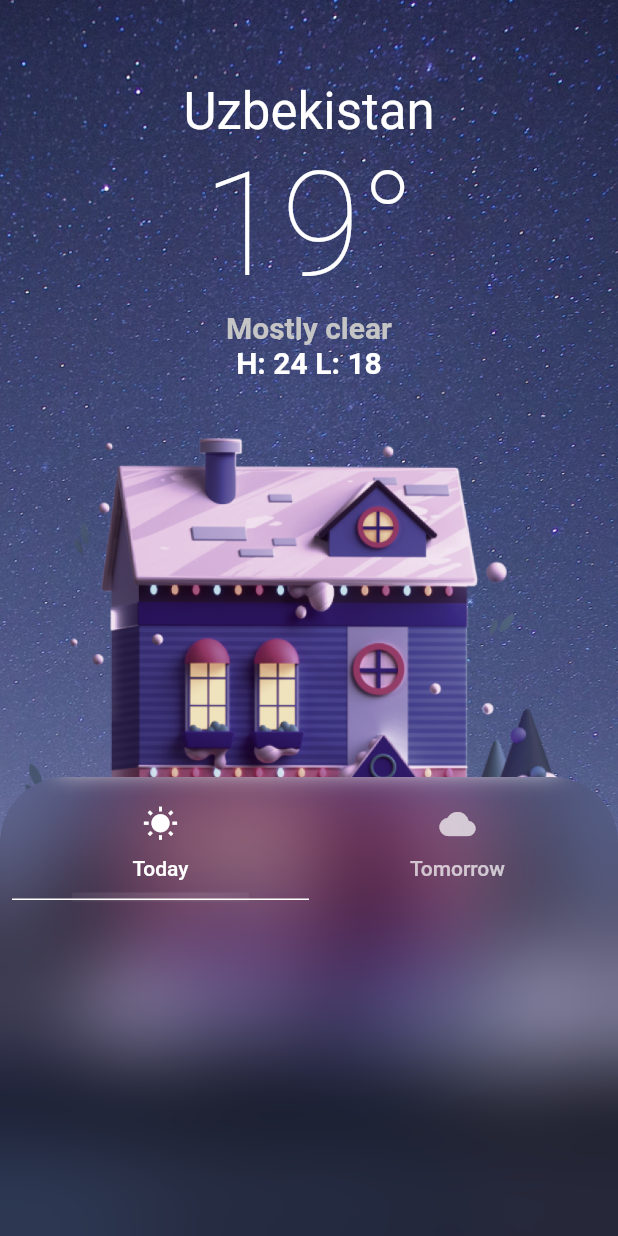
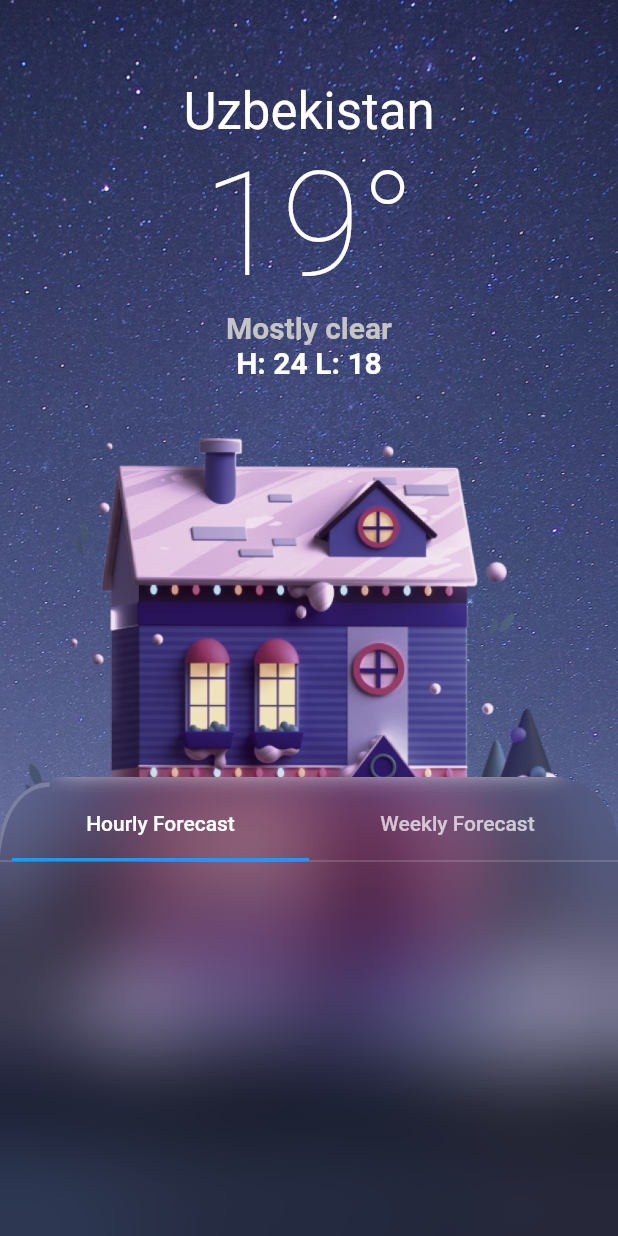
Before and after one commit to Sanjarbek17/weather_app, a Flutter app: the screen it shows after launch, on a phone screen of 412 x 824 dp. Run offline on Flutter 3.47's test engine with Material 2 defaults, Android fonts, the phone set to English and light mode, and no system bars; drawn by our look-alikes of blurrycontainer.

```diff
--- a/lib/screens/home_screen.dart
+++ b/lib/screens/home_screen.dart
@@ -1,5 +1,7 @@
 import 'package:blurrycontainer/blurrycontainer.dart';
 import 'package:flutter/material.dart';
+
+import '../paints/curve_painter.dart';
 
 class HomePage extends StatelessWidget {
   const HomePage({super.key});
@@ -80,31 +82,16 @@ class HomePage extends StatelessWidget {
                               ],
                               borderRadius: BorderRadius.only(topLeft: Radius.circular(40), topRight: Radius.circular(40)),
                             ),
-                            child: const Column(
+                            child: Column(
                               children: [
-                                TabBar(
-                                  indicatorColor: Colors.white,
-                                  indicator: BoxDecoration(
-                                    border: Border(
-                                      bottom: BorderSide(
-                                        color: Colors.white,
-                                        width: 1,
-                                      ),
-                                    ),
-                                    boxShadow: [
-                                      BoxShadow(
-                                        color: Color.fromARGB(255, 255, 255, 255),
-                                        blurRadius: 40,
-                                        spreadRadius: -40,
-                                        offset: Offset(0, 35),
-                                        blurStyle: BlurStyle.inner,
-                                      ),
+                                CustomPaint(
+                                  painter: CurvePainter(),
+                                  child: const TabBar(
+                                    tabs: [
+                                      Tab(text: 'Hourly Forecast'),
+                                      Tab(text: 'Weekly Forecast'),
                                     ],
                                   ),
-                                  tabs: [
-                                    Tab(icon: Icon(Icons.wb_sunny), text: 'Today'),
-                                    Tab(icon: Icon(Icons.wb_cloudy), text: 'Tomorrow'),
-                                  ],
                                 ),
                               ],
                             ),
```
Also changed, not shown: lib/paints/curve_painter.dart (added, +34 -0 lines).
